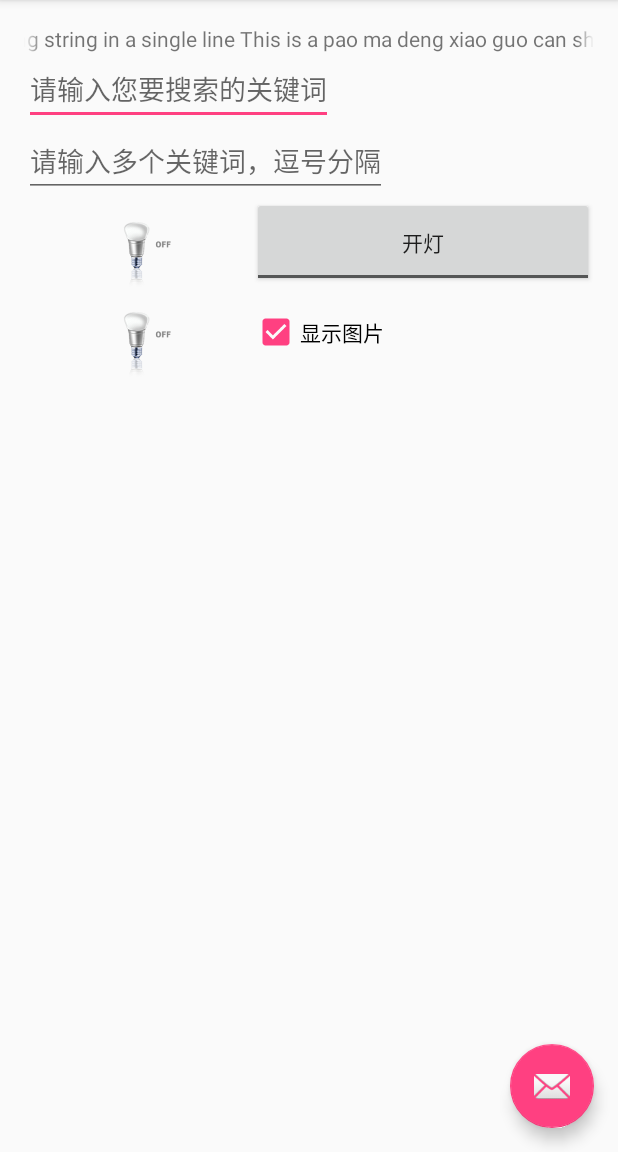
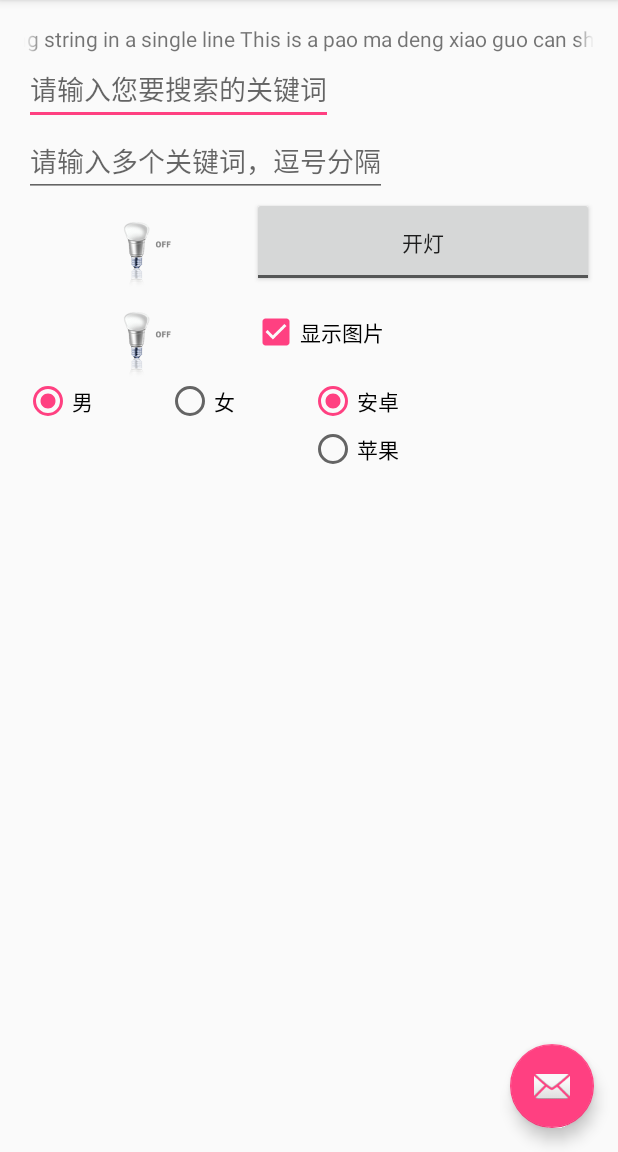
Before and after one commit to shfypp/mooc, an Android app: the screen it shows after launch (MainActivity), on a phone screen of 412 x 824 dp, the part 84-1236 px from its top. Run offline under Robolectric (Android 15) with nearby library versions, the phone set to English and light mode, and no system bars.

Commit message:
7 RadioButton

```diff
--- a/app/src/main/java/cn/hophin/shfy/androidmooc/MainActivity.java
+++ b/app/src/main/java/cn/hophin/shfy/androidmooc/MainActivity.java
@@ -1,5 +1,6 @@
 package cn.hophin.shfy.androidmooc;
 
+import android.content.Context;
 import android.os.Bundle;
 import android.support.design.widget.FloatingActionButton;
 import android.support.design.widget.Snackbar;
@@ -14,6 +15,9 @@ import android.widget.CheckBox;
 import android.widget.CompoundButton;
 import android.widget.ImageView;
 import android.widget.MultiAutoCompleteTextView;
+import android.widget.RadioButton;
+import android.widget.RadioGroup;
+import android.widget.Toast;
 import android.widget.ToggleButton;
 
 import java.util.ArrayList;
@@ -21,6 +25,7 @@ import java.util.Arrays;
 import java.util.List;
 
 public class MainActivity extends AppCompatActivity {
+    private Context context;
     private MarqueeText mMarqueeText;
     private AutoCompleteTextView mAutoCompleteTextView;
     private MultiAutoCompleteTextView mMultiAutoCompleteTextView;
@@ -28,7 +33,16 @@ public class MainActivity extends AppCompatActivity {
     private ImageView mImageView;
     private CheckBox mCheckBox;
     private ImageView mImageView2;
+    private RadioGroup sex;
+    private RadioButton sex_man;
+    private RadioButton sex_woman;
+    private RadioGroup device;
+    private RadioButton device_android;
+    private RadioButton device_mac;
 
+    public MainActivity() {
+        this.context = this;
+    }
 
     @Override
     protected void onCreate(Bundle savedInstanceState) {
@@ -90,6 +104,48 @@ public class MainActivity extends AppCompatActivity {
             }
         });
 
+        //RadioButton的实现
+        sex= (RadioGroup) findViewById(R.id.sex_radio_group);
+        sex_man= (RadioButton) findViewById(R.id.sex_man_radio_button);
+        sex_woman= (RadioButton) findViewById(R.id.sex_woman_radio_button);
+
+        device= (RadioGroup) findViewById(R.id.device_radio_group);
+        device_android= (RadioButton) findViewById(R.id.device_android_radio_button);
+        device_mac= (RadioButton) findViewById(R.id.device_mac_radio_button);
+
+        //监听RadioGroup
+        sex.setOnCheckedChangeListener(new RadioGroup.OnCheckedChangeListener() {
+            @Override
+            public void onCheckedChanged(RadioGroup group, int checkedId) {
+                switch (checkedId){
+                    case R.id.sex_man_radio_button:
+                        Toast.makeText(context,"sex_man is selected!",Toast.LENGTH_SHORT).show();
+                        break;
+                    case R.id.sex_woman_radio_button:
+                        Toast.makeText(context,"sex_woman is selected!",Toast.LENGTH_SHORT).show();
+                        break;
+                }
+            }
+        });
+
+        //也可以监听RadioButton
+        device_android.setOnCheckedChangeListener(new CompoundButton.OnCheckedChangeListener() {
+            @Override
+            public void onCheckedChanged(CompoundButton buttonView, boolean isChecked) {
+                if (isChecked ) {
+                    Toast.makeText(context,"device_android is selected!",Toast.LENGTH_SHORT).show();
+                }
+            }
+        });
+        device_mac.setOnCheckedChangeListener(new CompoundButton.OnCheckedChangeListener() {
+            @Override
+            public void onCheckedChanged(CompoundButton buttonView, boolean isChecked) {
+                if(isChecked){
+                    Toast.makeText(context,"device_mac is selected!",Toast.LENGTH_SHORT).show();
+                }
+            }
+        });
+
 
     }
 
--- a/app/src/main/res/layout/content_main.xml
+++ b/app/src/main/res/layout/content_main.xml
@@ -75,6 +75,55 @@
                 android:layout_weight="1"
                 android:layout_height="match_parent" />
         </LinearLayout>
+        <LinearLayout
+            android:orientation="horizontal"
+            android:layout_width="match_parent"
+            android:layout_height="wrap_content">
+            <RadioGroup
+                android:id="@+id/sex_radio_group"
+                android:orientation="horizontal"
+                android:layout_width="0dp"
+                android:layout_weight="1"
+                android:layout_height="wrap_content">
+                <RadioButton
+                    android:id="@+id/sex_man_radio_button"
+                    android:checked="true"
+                    android:text="@string/sex_man"
+                    android:layout_width="0dp"
+                    android:layout_weight="1"
+                    android:layout_height="wrap_content" />
+                <RadioButton
+                    android:id="@+id/sex_woman_radio_button"
+                    android:checked="false"
+                    android:text="@string/sex_woman"
+                    android:layout_width="0dp"
+                    android:layout_weight="1"
+                    android:layout_height="wrap_content" />
+
+            </RadioGroup>
+            <RadioGroup
+                android:id="@+id/device_radio_group"
+                android:orientation="vertical"
+                android:layout_width="0dp"
+                android:layout_weight="1"
+                android:layout_height="wrap_content">
+                <RadioButton
+                    android:id="@+id/device_android_radio_button"
+                    android:checked="true"
+                    android:text="@string/device_android"
+                    android:layout_width="wrap_content"
+                    android:layout_height="wrap_content" />
+                <RadioButton
+                    android:id="@+id/device_mac_radio_button"
+                    android:checked="false"
+                    android:text="@string/device_mac"
+                    android:layout_width="wrap_content"
+                    android:layout_height="wrap_content" />
+            </RadioGroup>
+
+        </LinearLayout>
+
+
     </LinearLayout>
 
 </ScrollView>
--- a/app/src/main/res/values/strings.xml
+++ b/app/src/main/res/values/strings.xml
@@ -6,4 +6,8 @@
     <string name="light_on">开灯</string>
     <string name="light_off">关灯</string>
     <string name="show_image">显示图片</string>
+    <string name="sex_man">男</string>
+    <string name="sex_woman">女</string>
+    <string name="device_android">安卓</string>
+    <string name="device_mac">苹果</string>
 </resources>
```
